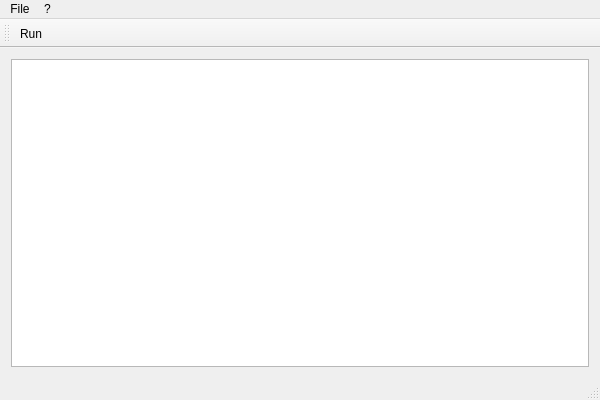
The window that TSPViewer/tspmainwindow.ui (ornicar/tsp) describes before a commit, drawn with Qt 5.
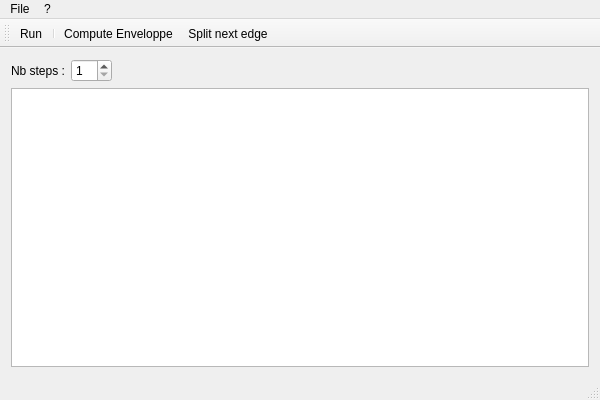
The same window after the commit. Icons and pictures are not drawn.

Commit message: added step by step computing

The edit to the form file:
```diff
--- a/TSPViewer/tspmainwindow.ui
+++ b/TSPViewer/tspmainwindow.ui
@@ -16,6 +16,36 @@
   <widget class="QWidget" name="centralWidget">
    <layout class="QGridLayout" name="gridLayout">
     <item row="0" column="0">
+     <widget class="QLabel" name="label">
+      <property name="text">
+       <string>Nb steps :</string>
+      </property>
+     </widget>
+    </item>
+    <item row="0" column="1">
+     <widget class="QSpinBox" name="pQt_spinNbSteps">
+      <property name="minimum">
+       <number>1</number>
+      </property>
+      <property name="value">
+       <number>1</number>
+      </property>
+     </widget>
+    </item>
+    <item row="0" column="2">
+     <spacer name="horizontalSpacer">
+      <property name="orientation">
+       <enum>Qt::Horizontal</enum>
+      </property>
+      <property name="sizeHint" stdset="0">
+       <size>
+        <width>453</width>
+        <height>20</height>
+       </size>
+      </property>
+     </spacer>
+    </item>
+    <item row="1" column="0" colspan="3">
      <widget class="QGraphicsView" name="pQt_graphicsView"/>
     </item>
    </layout>
@@ -53,6 +83,9 @@
     <bool>false</bool>
    </attribute>
    <addaction name="pQt_actionRun"/>
+   <addaction name="separator"/>
+   <addaction name="pQt_actionComputeEnveloppe"/>
+   <addaction name="pQt_actionSplitEdge"/>
   </widget>
   <widget class="QStatusBar" name="statusBar"/>
   <action name="pQt_actionOpen">
@@ -100,6 +133,30 @@
     <string>Ctrl+R</string>
    </property>
   </action>
+  <action name="pQt_actionComputeEnveloppe">
+   <property name="icon">
+    <iconset resource="tspviewer.qrc">
+     <normaloff>:/icons/enveloppe.png</normaloff>:/icons/enveloppe.png</iconset>
+   </property>
+   <property name="text">
+    <string>Compute Enveloppe</string>
+   </property>
+   <property name="toolTip">
+    <string>Compute Enveloppe</string>
+   </property>
+  </action>
+  <action name="pQt_actionSplitEdge">
+   <property name="icon">
+    <iconset resource="tspviewer.qrc">
+     <normaloff>:/icons/step.png</normaloff>:/icons/step.png</iconset>
+   </property>
+   <property name="text">
+    <string>Split next edge</string>
+   </property>
+   <property name="toolTip">
+    <string>Split next edge</string>
+   </property>
+  </action>
  </widget>
  <layoutdefault spacing="6" margin="11"/>
  <resources>
```
The commit also changes 6 other files.
